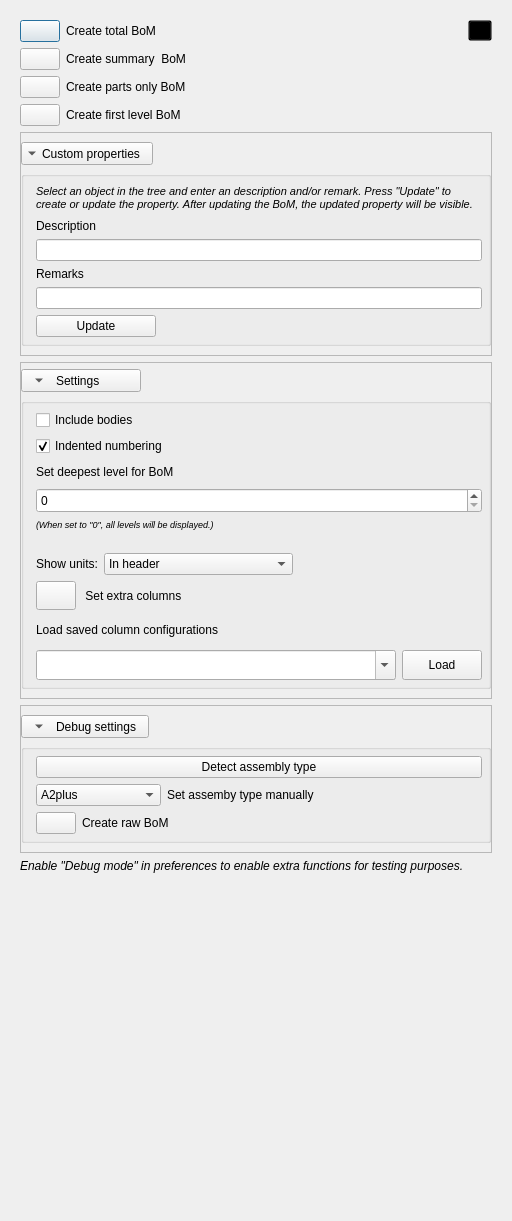
The window that Resources/UI/BoM_Panel.ui (APEbbers/BillOfMaterials-WB) describes before a commit, drawn with Qt 5.
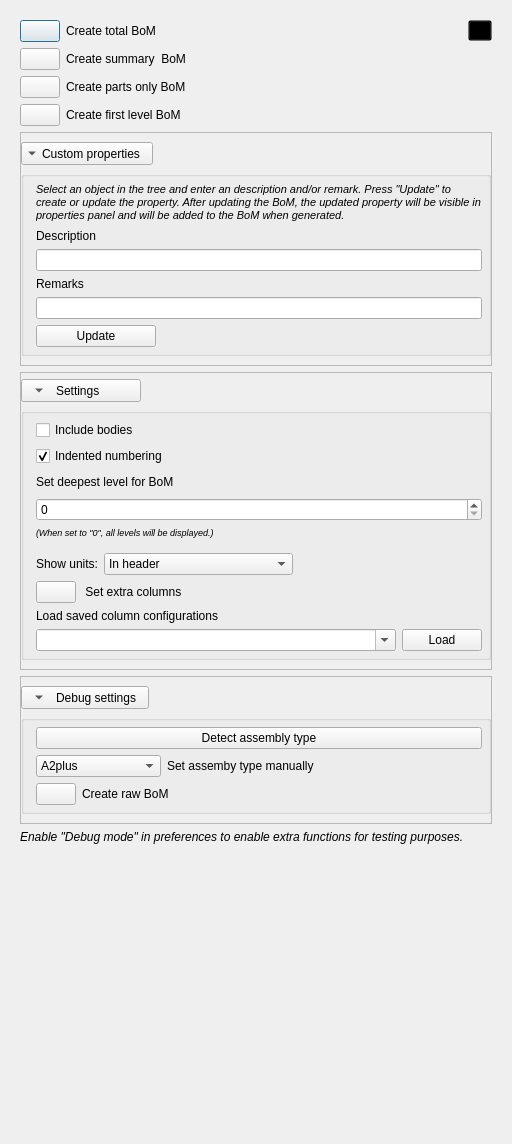
The same window after the commit. Icons and pictures are not drawn.

```diff
--- a/Resources/UI/BoM_Panel.ui
+++ b/Resources/UI/BoM_Panel.ui
@@ -7,7 +7,7 @@
     <x>0</x>
     <y>0</y>
     <width>512</width>
-    <height>1221</height>
+    <height>1144</height>
    </rect>
   </property>
   <property name="sizePolicy">
@@ -359,7 +359,7 @@
               <property name="minimumSize">
                <size>
                 <width>0</width>
-                <height>30</height>
+                <height>40</height>
                </size>
               </property>
               <property name="font">
@@ -369,7 +369,7 @@
                </font>
               </property>
               <property name="text">
-               <string>&lt;html&gt;&lt;head/&gt;&lt;body&gt;&lt;p&gt;&lt;span style=&quot; font-style:italic;&quot;&gt;Select an object in the tree and enter an description and/or remark. Press &amp;quot;Update&amp;quot; to create or update the property. &lt;/span&gt;After updating the BoM, the updated property will be visible. &lt;/p&gt;&lt;/body&gt;&lt;/html&gt;</string>
+               <string>&lt;html&gt;&lt;head/&gt;&lt;body&gt;&lt;p&gt;Select an object in the tree and enter an description and/or remark. Press &amp;quot;Update&amp;quot; to create or update the property. After updating the BoM, the updated property will be visible in properties panel and will be added to the BoM when generated. &lt;/p&gt;&lt;/body&gt;&lt;/html&gt;</string>
               </property>
               <property name="wordWrap">
                <bool>true</bool>
```
Left out of the diff: 2 changed lines with no effect on the pictures.
